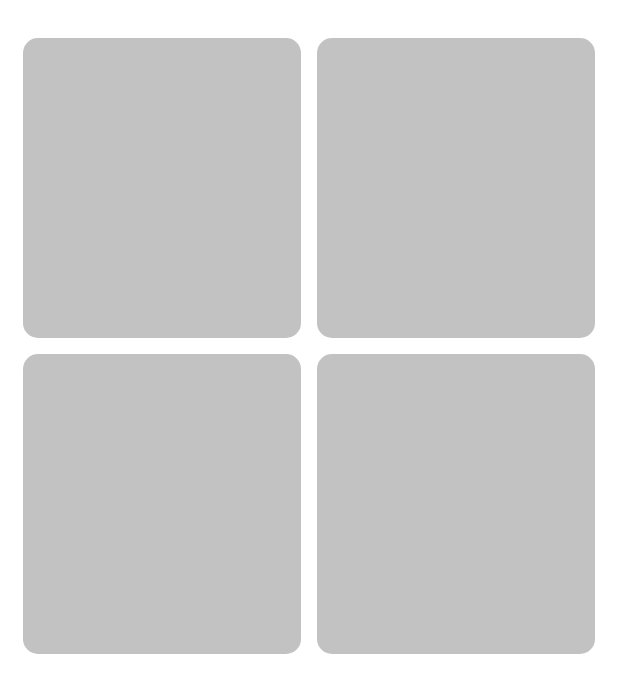
After one commit to MobileComputing-2023/AI-PictureBook, an Android app: the layout fragment_generate_image.xml on its own in the app's theme, with its tools: preview values and no code run, on a phone screen of 412 x 824 dp. The commit adds this screen. Shown: the top 693 px of the screen. Run offline under Robolectric (Android 15) with nearby library versions, the phone set to English and light mode, and no system bars.

Commit message:
feat: Dall-e 2 이미지 출력

```diff
--- a/app/src/main/AndroidManifest.xml
+++ b/app/src/main/AndroidManifest.xml
@@ -11,7 +11,8 @@
         android:label="@string/app_name"
         android:supportsRtl="true"
         android:theme="@style/Theme.MyApplication"
-        tools:targetApi="31">
+        tools:targetApi="31"
+        tools:replace="android:icon,android:theme">
         <activity android:name=".SettingActivity"
             android:exported="true">
         </activity>
--- a/app/src/main/java/com/example/myapplication/SubActivity.kt
+++ b/app/src/main/java/com/example/myapplication/SubActivity.kt
@@ -7,13 +7,9 @@ import android.view.MenuItem
 import android.widget.Button
 import android.widget.Toast
 import com.example.myapplication.databinding.ActivitySubBinding
-import java.util.concurrent.TimeUnit
 import android.content.ContentValues
-import android.content.Context
 import android.database.sqlite.SQLiteDatabase
-import android.database.sqlite.SQLiteOpenHelper
 import android.util.Log
-import android.widget.EditText
 import java.text.SimpleDateFormat
 import java.util.*
 
--- /dev/null
+++ b/app/src/main/res/drawable/radius_corner.xml
@@ -0,0 +1,6 @@
+<?xml version="1.0" encoding="UTF-8"?>
+<shape xmlns:android="http://schemas.android.com/apk/res/android">
+    <solid android:color="#C2C2C2" />
+
+    <corners android:radius="10dp" />
+</shape>
--- /dev/null
+++ b/app/src/main/res/layout/fragment_generate_image.xml
@@ -0,0 +1,97 @@
+<?xml version="1.0" encoding="utf-8"?>
+<LinearLayout xmlns:android="http://schemas.android.com/apk/res/android"
+    xmlns:app="http://schemas.android.com/apk/res-auto"
+    xmlns:tools="http://schemas.android.com/tools"
+    android:layout_width="match_parent"
+    android:layout_height="match_parent"
+    android:orientation="vertical"
+    android:padding="10dp">
+
+    <com.facebook.shimmer.ShimmerFrameLayout
+        android:id="@+id/shimmerLayout"
+        android:layout_width="match_parent"
+        android:layout_height="match_parent"
+        android:layout_marginTop="10dp"
+        android:visibility="gone"
+        tools:visibility="visible">
+
+        <GridLayout
+            android:layout_width="match_parent"
+            android:layout_height="match_parent"
+            android:columnCount="2">
+
+            <View
+                android:layout_width="0dp"
+                android:layout_height="200dp"
+                android:layout_columnWeight="1"
+                android:layout_margin="@dimen/margin_small"
+                android:background="@drawable/radius_corner" />
+
+            <View
+                android:layout_width="0dp"
+                android:layout_height="200dp"
+                android:layout_columnWeight="1"
+                android:layout_margin="@dimen/margin_small"
+                android:background="@drawable/radius_corner" />
+
+            <View
+                android:layout_width="0dp"
+                android:layout_height="200dp"
+                android:layout_columnWeight="1"
+                android:layout_margin="@dimen/margin_small"
+                android:background="@drawable/radius_corner" />
+
+            <View
+                android:layout_width="0dp"
+                android:layout_height="200dp"
+                android:layout_columnWeight="1"
+                android:layout_margin="@dimen/margin_small"
+                android:background="@drawable/radius_corner" />
+
+        </GridLayout>
+    </com.facebook.shimmer.ShimmerFrameLayout>
+
+    <GridLayout
+        android:id="@+id/generatedImagesGrid"
+        android:layout_width="match_parent"
+        android:layout_height="match_parent"
+        android:layout_marginTop="10dp"
+        android:columnCount="2">
+
+            <ImageView
+                android:id="@+id/generatedImageView1"
+                android:layout_width="0dp"
+                android:layout_height="200dp"
+                android:layout_columnWeight="1"
+                android:layout_margin="@dimen/margin_small"
+                android:background="@drawable/radius_corner"
+                android:scaleType="centerCrop" />
+
+            <ImageView
+                android:id="@+id/generatedImageView2"
+                android:layout_width="0dp"
+                android:layout_height="200dp"
+                android:layout_columnWeight="1"
+                android:layout_margin="@dimen/margin_small"
+                android:background="@drawable/radius_corner"
+                android:scaleType="centerCrop" />
+
+            <ImageView
+                android:id="@+id/generatedImageView3"
+                android:layout_width="0dp"
+                android:layout_height="200dp"
+                android:layout_columnWeight="1"
+                android:layout_margin="@dimen/margin_small"
+                android:background="@drawable/radius_corner"
+                android:scaleType="centerCrop" />
+
+            <ImageView
+                android:id="@+id/generatedImageView4"
+                android:layout_width="0dp"
+                android:layout_height="200dp"
+                android:layout_columnWeight="1"
+                android:layout_margin="@dimen/margin_small"
+                android:background="@drawable/radius_corner"
+                android:scaleType="centerCrop" />
+    </GridLayout>
+</LinearLayout>
--- /dev/null
+++ b/app/src/main/res/values/dimens.xml
@@ -0,0 +1,6 @@
+<?xml version="1.0" encoding="utf-8"?>
+<resources>
+    <dimen name="margin_small">5dp</dimen>
+    <dimen name="card_elevation_small">3dp</dimen>
+    <dimen name="stroke_width_small">2dp</dimen>
+</resources>
```
Also changed, not shown: app/build.gradle (+5 -3 lines), app/src/main/java/com/example/myapplication/CreateActivity.kt (+99 -24 lines), app/src/main/res/drawable/ic_launcher_foreground.xml (added, +30 -0 lines).
